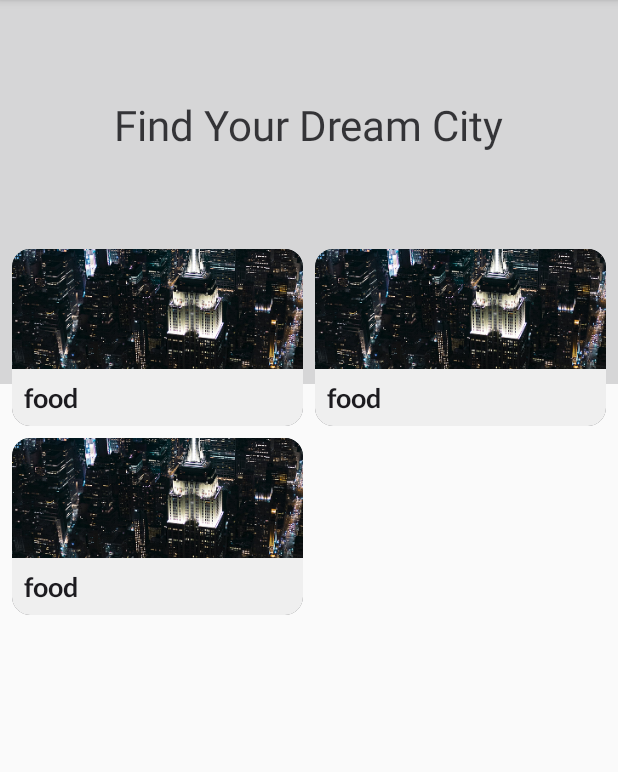
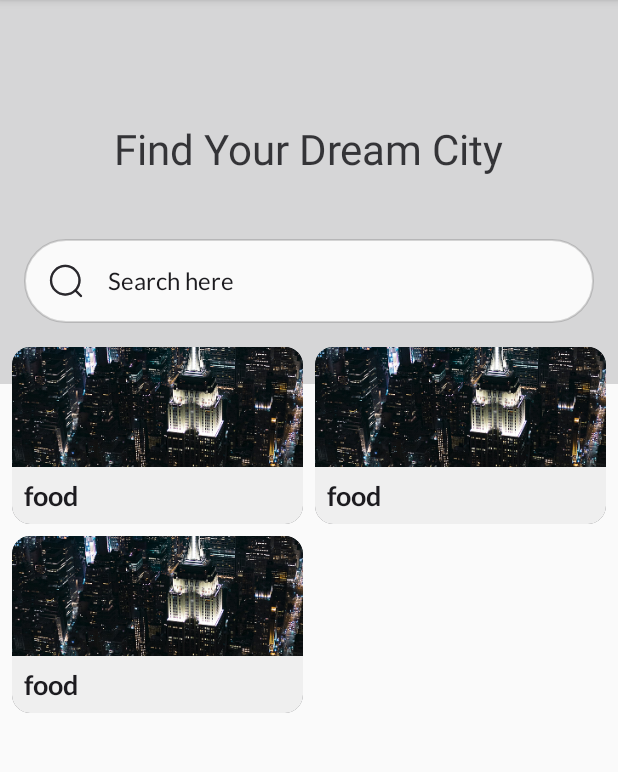
Before and after one commit to kamelkiko/CostManager, an Android app: the layout fragment_rank.xml on its own in the app's theme, with its tools: preview values and no code run, on a phone screen of 412 x 824 dp, the part 84-856 px from its top. Run offline under Robolectric (Android 15) with nearby library versions, the phone set to English and light mode, and no system bars; network calls fail.

Commit message:
add search back again

```diff
--- a/app/src/main/res/layout/fragment_rank.xml
+++ b/app/src/main/res/layout/fragment_rank.xml
@@ -24,7 +24,7 @@
         android:id="@+id/textView3"
         android:layout_width="wrap_content"
         android:layout_height="wrap_content"
-        android:layout_marginTop="64dp"
+        android:layout_marginTop="80dp"
         android:text="@string/find_your_dream_city"
         android:textColor="@color/dark_black"
         android:textSize="@dimen/title_text_size"
@@ -32,20 +32,42 @@
         app:layout_constraintStart_toStartOf="parent"
         app:layout_constraintTop_toTopOf="parent" />
 
+    <EditText
+        android:id="@+id/edit_text_search"
+        android:layout_width="match_parent"
+        android:layout_height="wrap_content"
+        android:layout_marginHorizontal="@dimen/margin_large"
+        android:autofillHints="name"
+        android:background="@drawable/search_view"
+        android:drawableStart="@drawable/ic_baseline_search_24"
+        android:drawablePadding="@dimen/padding_large"
+        android:fontFamily="@font/lato"
+        android:hint="@string/search_here"
+        android:inputType="text"
+        android:padding="@dimen/padding_large"
+        android:paddingStart="@dimen/padding_large"
+        android:textColor="@color/black"
+        android:textColorHint="@color/black"
+        android:textSize="@dimen/text_large"
+        app:layout_constraintBottom_toBottomOf="@id/rank_image"
+        app:layout_constraintEnd_toEndOf="@id/rank_image"
+        app:layout_constraintStart_toStartOf="@id/rank_image"
+        app:layout_constraintTop_toBottomOf="@+id/textView3" />
+
     <androidx.recyclerview.widget.RecyclerView
         android:id="@+id/recycle_rank"
         android:layout_width="match_parent"
         android:layout_height="0dp"
-        android:layout_marginTop="64dp"
+        android:layout_marginTop="16dp"
         android:orientation="vertical"
+        android:paddingStart="@dimen/padding_medium"
         android:requiresFadingEdge="vertical"
-        android:paddingStart="@dimen/padding_medium"
         app:layoutManager="androidx.recyclerview.widget.GridLayoutManager"
         app:layout_constraintBottom_toBottomOf="parent"
         app:layout_constraintEnd_toEndOf="parent"
         app:layout_constraintHorizontal_bias="0.0"
         app:layout_constraintStart_toStartOf="parent"
-        app:layout_constraintTop_toBottomOf="@+id/textView3"
+        app:layout_constraintTop_toBottomOf="@+id/edit_text_search"
         app:layout_constraintVertical_bias="1.0"
         app:spanCount="2"
         tools:listitem="@layout/item_rank" />
```
